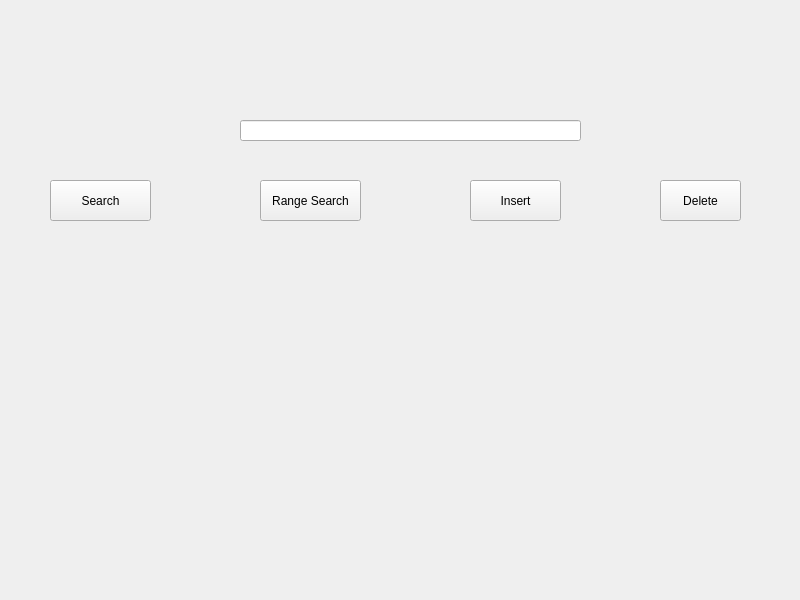
The window that bd-ii/mainwindow.ui (renatoseb/BDII) describes before a commit, drawn with Qt 5.
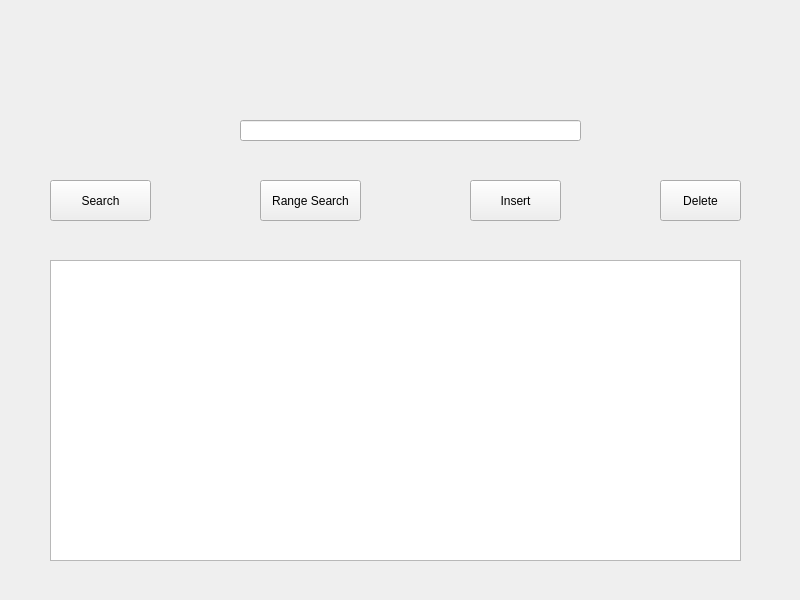
The same window after the commit.

Commit message: qt record table

Patch:
```diff
--- a/bd-ii/mainwindow.ui
+++ b/bd-ii/mainwindow.ui
@@ -76,6 +76,16 @@
      <string>Delete</string>
     </property>
    </widget>
+   <widget class="QTableView" name="recordTable">
+    <property name="geometry">
+     <rect>
+      <x>50</x>
+      <y>260</y>
+      <width>691</width>
+      <height>301</height>
+     </rect>
+    </property>
+   </widget>
   </widget>
  </widget>
  <resources/>
```
The commit also changes 82 other files.
